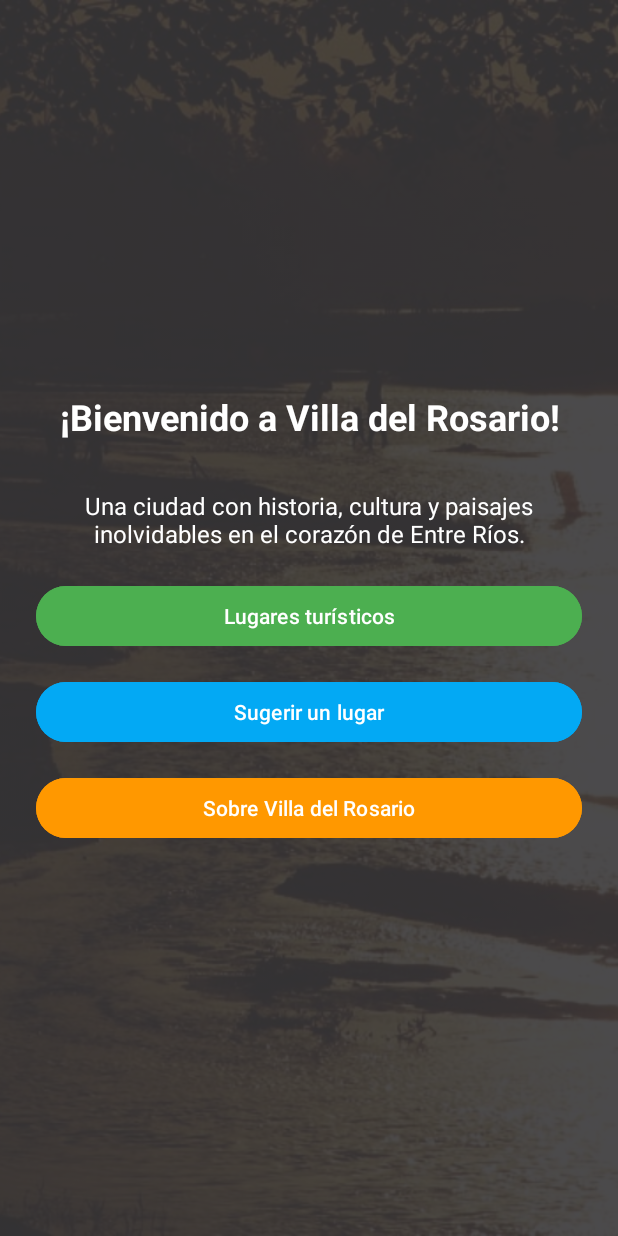
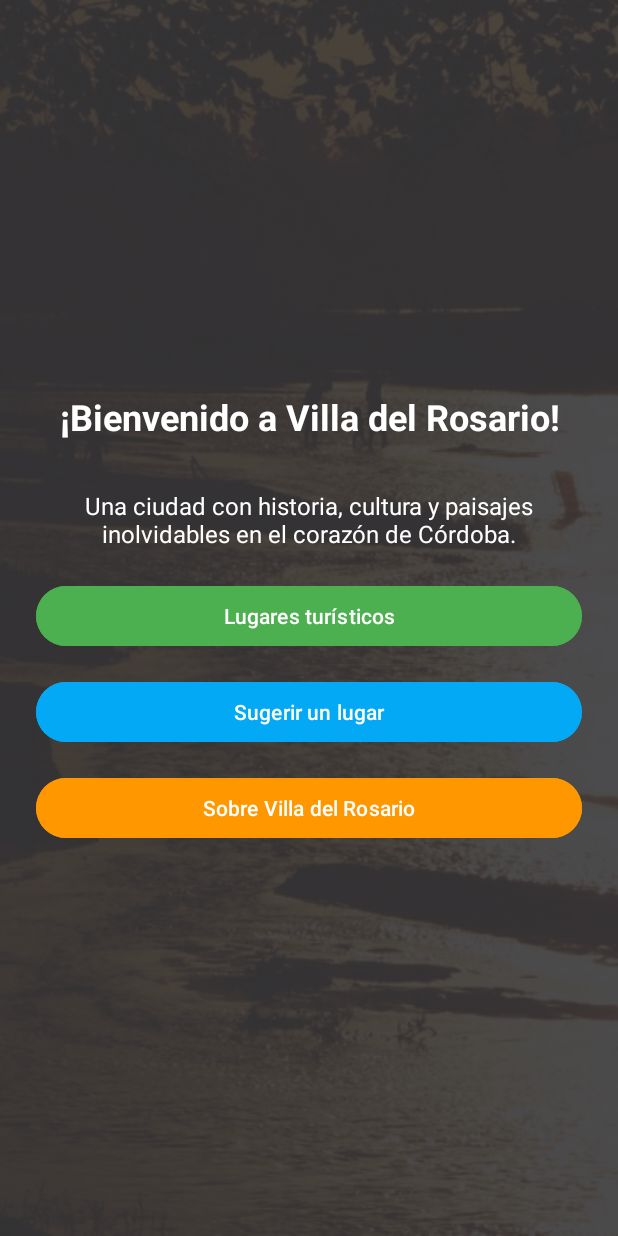
Before and after one commit to DanaM99/Turisteando, an Android app: the screen it shows after launch (MainActivity), on a phone screen of 412 x 824 dp. Run offline under Robolectric (Android 15) with nearby library versions, the phone set to English and light mode, and no system bars.

Commit message:
Se corrige texto descriptivo

```diff
--- a/app/src/main/res/layout/activity_main.xml
+++ b/app/src/main/res/layout/activity_main.xml
@@ -60,7 +60,7 @@
                 android:layout_marginTop="8dp"
                 android:layout_marginBottom="20dp"
                 android:gravity="center"
-                android:text="Una ciudad con historia, cultura y paisajes inolvidables en el corazón de Entre Ríos."
+                android:text="Una ciudad con historia, cultura y paisajes inolvidables en el corazón de Córdoba."
                 android:textColor="#FFFFFF"
                 android:textSize="16sp"
                 app:layout_constraintEnd_toEndOf="parent"
```
